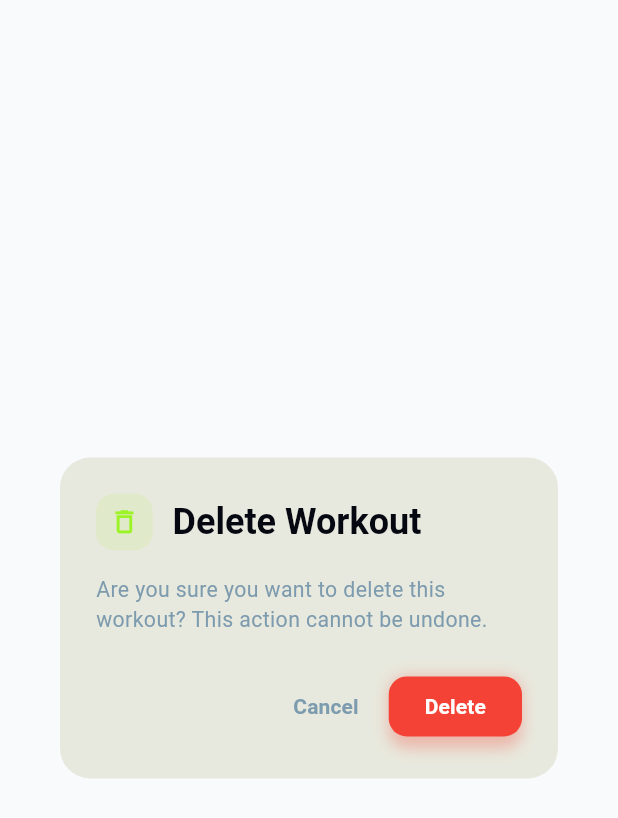
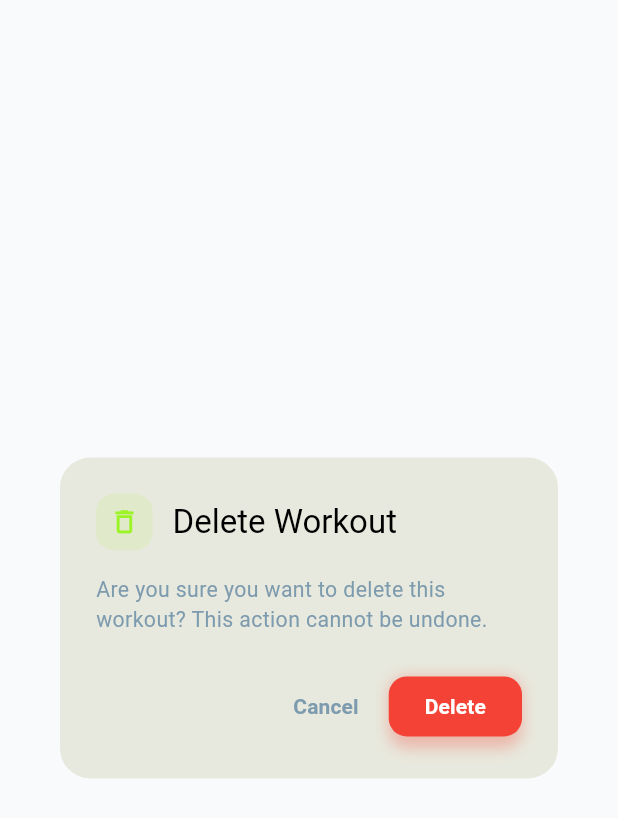
Before and after one commit to Omarsluc/halan_fitness_task, a Flutter app: the DeleteWorkoutDialog widget shown alone on an empty page, opened directly with empty values, on a phone screen of 412 x 824 dp. Shown: the top 818 px of the screen. Run offline on Flutter 3.47's test engine with Material 3 defaults, Android fonts, the light colour scheme and no system bars; our stand-ins replace cached_network_image, connectivity_plus, dio, equatable, fl_chart, flutter_bloc and 7 more; accounts and stored records are empty; network calls fail.

Commit message:
fixed the delete workout dialog

```diff
--- a/lib/features/progress/ui/widgets/delete_workout_dialog.dart
+++ b/lib/features/progress/ui/widgets/delete_workout_dialog.dart
@@ -33,10 +33,7 @@ class DeleteWorkoutDialog extends StatelessWidget {
           SizedBox(width: 12.w),
           Text(
             'Delete Workout',
-            style: TextStyle(
-              fontWeight: FontWeight.bold,
-              color: ColorsManager.darkColor,
-            ),
+            style: Theme.of(context).textTheme.titleLarge
           ),
         ],
       ),
@@ -71,8 +68,8 @@ class DeleteWorkoutDialog extends StatelessWidget {
           ),
           child: ElevatedButton(
             onPressed: () {
+              onConfirm();
               Navigator.of(context).pop();
-              onConfirm();
             },
             style: ElevatedButton.styleFrom(
               backgroundColor: Colors.red,
--- a/lib/features/progress/ui/widgets/weekly_chart.dart
+++ b/lib/features/progress/ui/widgets/weekly_chart.dart
@@ -303,11 +303,7 @@ class _WeeklyChartState extends State<WeeklyChart>
         SizedBox(height: 4.h),
         Text(
           value,
-          style: TextStyle(
-            fontSize: 16.sp,
-            fontWeight: FontWeight.bold,
-            color: ColorsManager.darkColor,
-          ),
+          style: Theme.of(context).textTheme.bodyLarge
         ),
         Text(
           label,
```
Also changed, not shown: lib/features/progress/ui/progress_screen.dart (+2 -5 lines).
